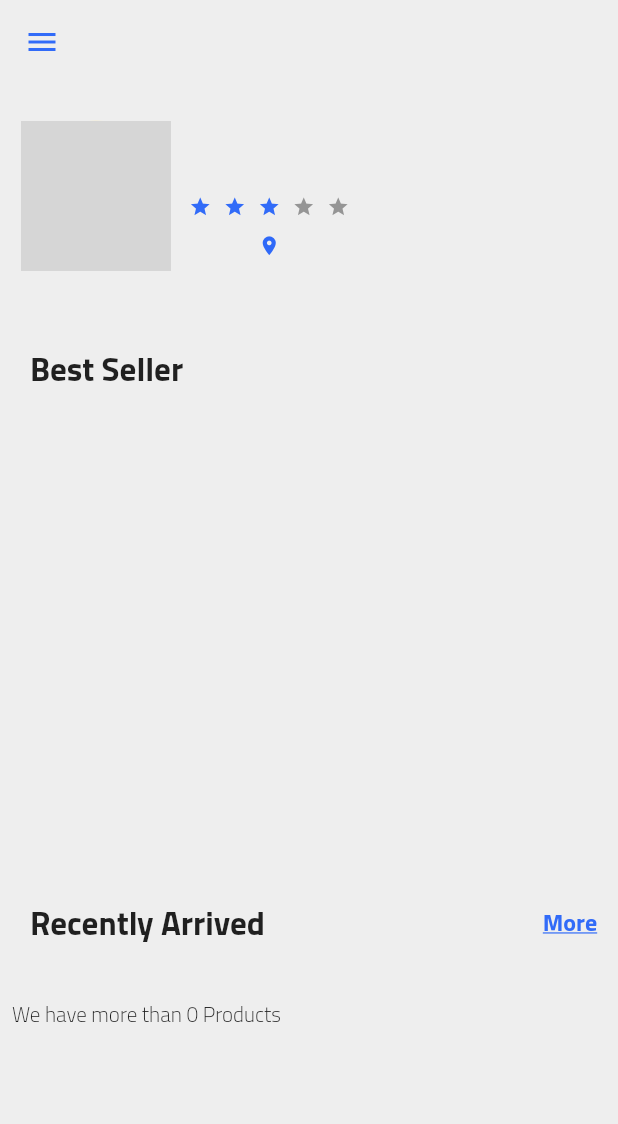
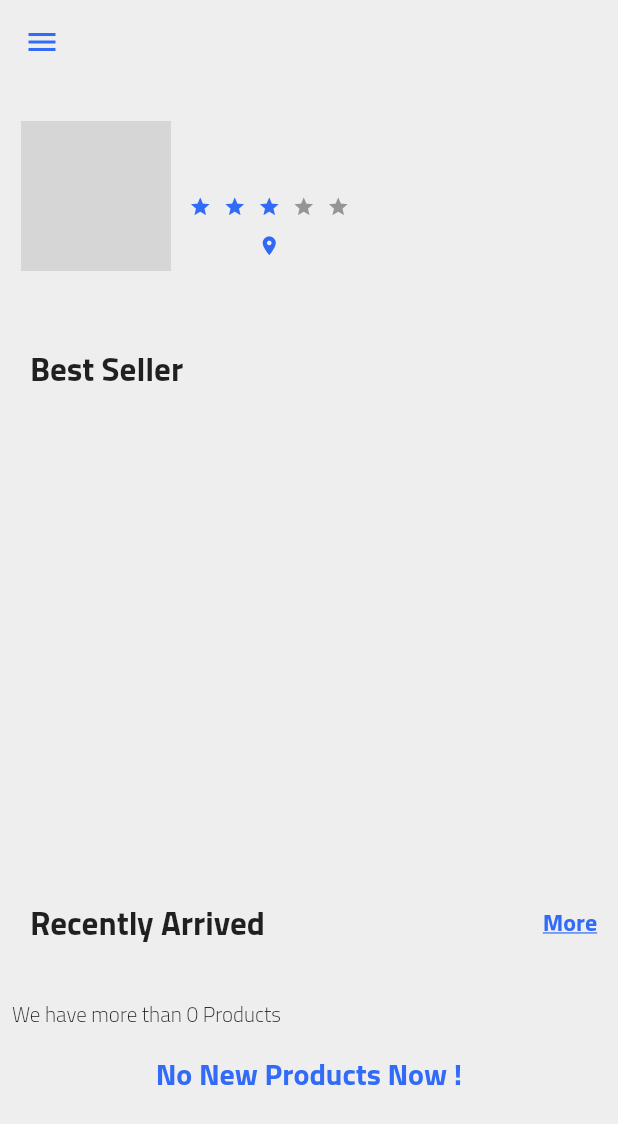
Before and after one commit to bavly10/shopping, a Flutter app: the StoreScreen screen opened directly with empty values, on a phone screen of 412 x 824 dp. Shown: the top 1124 px of the screen. Run offline on Flutter 3.47's test engine with Material 2 defaults, Android fonts, the phone set to English and light mode, and no system bars; drawn by our look-alikes of flutter_advanced_drawer, flutter_rating_bar; our stand-ins replace badges, bloc, cached_network_image, carousel_slider, dio, flutter_bloc and 8 more; missing offline and left inert: flutter_inappwebview; accounts and stored records are empty; network calls fail; grey boxes are pictures that could not be loaded.

```diff
--- /dev/null
+++ b/lib/model/latest_product.dart
@@ -0,0 +1,104 @@
+// To parse this JSON data, do
+//
+//     final latestProduct = latestProductFromMap(jsonString);
+
+import 'dart:convert';
+
+LatestProduct latestProductFromMap(String str) =>
+    LatestProduct.fromMap(json.decode(str));
+
+String latestProductToMap(LatestProduct data) => json.encode(data.toMap());
+
+class LatestProduct {
+  LatestProduct({
+    this.status,
+    this.msg,
+    this.data,
+  });
+
+  bool? status;
+  String? msg;
+  List<LatestProductItem>? data;
+
+  factory LatestProduct.fromMap(Map<String, dynamic> json) => LatestProduct(
+        status: json["status"],
+        msg: json["msg"],
+        data: List<LatestProductItem>.from(
+            json["data"].map((x) => LatestProductItem.fromMap(x))),
+      );
+
+  Map<String, dynamic> toMap() => {
+        "status": status,
+        "msg": msg,
+        "data": List<dynamic>.from(data!.map((x) => x.toMap())),
+      };
+}
+
+class LatestProductItem {
+  LatestProductItem({
+    this.id,
+    this.userId,
+    this.title,
+    this.price,
+    this.many,
+    this.desc,
+    this.s,
+    this.m,
+    this.l,
+    this.xl,
+    this.the2Xl,
+    this.the3Xl,
+    this.the4Xl,
+    this.image,
+  });
+
+  int? id;
+  String? userId;
+  String? title;
+  String? price;
+  String? many;
+  String? desc;
+  String? s;
+  String? m;
+  String? l;
+  String? xl;
+  String? the2Xl;
+  String? the3Xl;
+  String? the4Xl;
+  String? image;
+
+  factory LatestProductItem.fromMap(Map<String, dynamic> json) =>
+      LatestProductItem(
+        id: json["id"],
+        userId: json["user_id"],
+        title: json["title"],
+        price: json["price"],
+        many: json["many"],
+        desc: json["desc"],
+        s: json["s"],
+        m: json["m"],
+        l: json["l"],
+        xl: json["xl"],
+        the2Xl: json["2xl"],
+        the3Xl: json["3xl"],
+        the4Xl: json["4xl"],
+        image: json["image"],
+      );
+
+  Map<String, dynamic> toMap() => {
+        "id": id,
+        "user_id": userId,
+        "title": title,
+        "price": price,
+        "many": many,
+        "desc": desc,
+        "s": s,
+        "m": m,
+        "l": l,
+        "xl": xl,
+        "2xl": the2Xl,
+        "3xl": the3Xl,
+        "4xl": the4Xl,
+        "image": image,
+      };
+}
--- a/lib/modules/Customer/cubit/state.dart
+++ b/lib/modules/Customer/cubit/state.dart
@@ -43,3 +43,9 @@ class InsertCustomerErrorState extends CustomerStates {}
 class ConnectingShopSuecssState extends CustomerStates {}
 
 class ConnectingShopErrorState extends CustomerStates {}
+
+class LoadingLatestProduct extends CustomerStates {}
+
+class GettingLatestProductSucess extends CustomerStates {}
+
+class GettingLatestProductError extends CustomerStates {}
--- a/lib/modules/Customer/products/cubit/states.dart
+++ b/lib/modules/Customer/products/cubit/states.dart
@@ -63,5 +63,7 @@ class ShopChangeplus extends ProductStates {}
 class ShopChangeminus extends ProductStates {}
 
 class ChooseSize extends ProductStates {}
+
 class InsertOrderSucessState extends ProductStates {}
+
 class InsertOrderErrorState extends ProductStates {}
--- a/lib/modules/mainScreen/store_screen/main_Store_screen.dart
+++ b/lib/modules/mainScreen/store_screen/main_Store_screen.dart
@@ -5,9 +5,9 @@ import 'package:flutter_hex_color/flutter_hex_color.dart';
 import 'package:flutter_staggered_grid_view/flutter_staggered_grid_view.dart';
 import 'package:shopping/modules/Customer/cubit/cubit.dart';
 import 'package:shopping/modules/Customer/cubit/state.dart';
-import 'package:shopping/modules/mainScreen/mainScreen.dart';
 import 'package:shopping/modules/mainScreen/store_screen/widgets/best_seller_Card.dart';
 import 'package:shopping/modules/mainScreen/store_screen/widgets/drawer.dart';
+import 'package:shopping/modules/mainScreen/store_screen/widgets/latest_product.dart';
 import 'package:shopping/modules/mainScreen/store_screen/widgets/top_screen.dart';
 import 'package:shopping/shared/compononet/componotents.dart';
 import 'package:shopping/shared/my_colors.dart';
@@ -16,7 +16,6 @@ import '../../../shared/localization/translate.dart';
 import '../../Customer/products/cubit/cubit.dart';
 import '../../Customer/products/details_product/details_product.dart';
 import '../screen/singleCustomerProduct/mainCustomer.dart';
-import '../screen/singleCustomerProduct/products_card.dart';
 
 class StoreScreen extends StatelessWidget {
   String? title;
@@ -32,10 +31,13 @@ class StoreScreen extends StatelessWidget {
   @override
   Widget build(BuildContext context) {
     CustomerCubit.get(context).getProductCustomer(id);
+    CustomerCubit.get(context).latestproducts(id: id);
     return BlocConsumer<CustomerCubit, CustomerStates>(
         listener: ((context, state) {}),
         builder: (context, state) {
           var cubit = CustomerCubit.get(context);
+          var latest = CustomerCubit.get(context).latestPro;
+
           return AdvancedDrawer(
             backdropColor: HexColor('#2F69F8'),
             controller: _advancedDrawerController,
@@ -66,7 +68,7 @@ class StoreScreen extends StatelessWidget {
                     valueListenable: _advancedDrawerController,
                     builder: (_, value, __) {
                       return AnimatedSwitcher(
-                        duration: Duration(milliseconds: 250),
+                        duration: const Duration(milliseconds: 250),
                         child: Icon(
                           value.visible ? Icons.clear : Icons.menu,
                           key: ValueKey<bool>(value.visible),
@@ -141,10 +143,20 @@ class StoreScreen extends StatelessWidget {
                         child: Text(
                             "${mytranslate(context, "have")} ${cubit.list.length} ${mytranslate(context, "prod")}"),
                       ),
-                      SizedBox(
+                      latest.isEmpty
+                          ? Center(
+                              child: Text(
+                                mytranslate(context, "new"),
+                                style: TextStyle(
+                                    color: myBlue,
+                                    fontWeight: FontWeight.bold,
+                                    fontSize: 20),
+                              ),
+                            )
+                          : SizedBox(
                               height: MediaQuery.of(context).size.height * .8,
                               child: Padding(
-                          padding: const EdgeInsets.all(14.0),
+                                padding: EdgeInsets.all(14.0),
                                 child: GridView.custom(
                                     shrinkWrap: true,
                                     physics: const BouncingScrollPhysics(),
@@ -157,24 +169,28 @@ class StoreScreen extends StatelessWidget {
                                         const WovenGridTile(
                                           5 / 7,
                                           crossAxisRatio: .9,
-                                    alignment: AlignmentDirectional.centerEnd,
+                                          alignment:
+                                              AlignmentDirectional.centerEnd,
                                         ),
                                       ],
                                     ),
-                              childrenDelegate: SliverChildBuilderDelegate(
+                                    childrenDelegate:
+                                        SliverChildBuilderDelegate(
                                             (context, index) => InkWell(
                                                 onTap: () {
                                                   ProductCubit.get(context)
                                                       .productInfo(
-                                                cubit.list[index].id, context)
+                                                          cubit.list[index].id,
+                                                          context)
                                                       .then((value) => {
                                                             navigateTo(context,
                                                                 const DetailsProduct())
                                                           });
                                                 },
-                                      child: ProductCard(
-                                          productsItem: cubit.list[index])),
-                                  childCount: cubit.list.length)),
+                                                child: LatestPro(
+                                                    productsItem:
+                                                        latest[index])),
+                                            childCount: latest.length)),
                               ),
                             ),
                     ]),
--- a/lib/shared/localization/lang/ar.json
+++ b/lib/shared/localization/lang/ar.json
@@ -105,5 +105,7 @@
   "prog": "جاري العمل عليه وسيتم الاتصال على الرقم ادناه ",
   "before": " لتاكيد الطلب قبل الشحن من المتاجر الذي قمت باختيارهم",
   "fail": "فشلت العملية",
-  "again": "! اعد المحاولة مرة اخرى "
+  "again": "! اعد المحاولة مرة اخرى ",
+  "new": "لايوجد منتجات جديدة حاليا ..انتظروا جديدنا قريبا",
+  "orders": "جميع الطلبات من متجرك"
 }
--- a/lib/shared/localization/lang/en.json
+++ b/lib/shared/localization/lang/en.json
@@ -106,5 +106,7 @@
    "prog": "It is being worked on and will be contacted at the number below.",
    "before": "To confirm the order before shipping from the stores you chose",
    "fail": "The operation failed",
-   "again": "Try Again !"
+   "again": "Try Again !",
+   "new": "No New Products Now !",
+   "orders": "All orders from your store"
 }
--- a/lib/shared/network.dart
+++ b/lib/shared/network.dart
@@ -24,3 +24,4 @@ String checkCustomerPhone = "/check-customer-here"; //phone
 String privacy = "/privacy-policy";
 String orderNew = "/add-buy-operation";
 String myorder = "/get-talapat";
+String latestProducts = "/latest-product";
```
Also changed, not shown: lib/modules/Customer/MyOrders/cubit/cubit.dart (+23 -6 lines), lib/modules/Customer/MyOrders/mainOrder.dart (+27 -4 lines), lib/modules/Customer/cubit/cubit.dart (+43 -0 lines), lib/modules/Customer/customer_home_screen.dart (+8 -4 lines), lib/modules/Customer/products/cubit/cubit.dart (+6 -6 lines), lib/modules/mainScreen/store_screen/widgets/latest_product.dart (added, +103 -0 lines), assets/r.jpg (added). Lines whose indentation alone changed are shown as unchanged.
